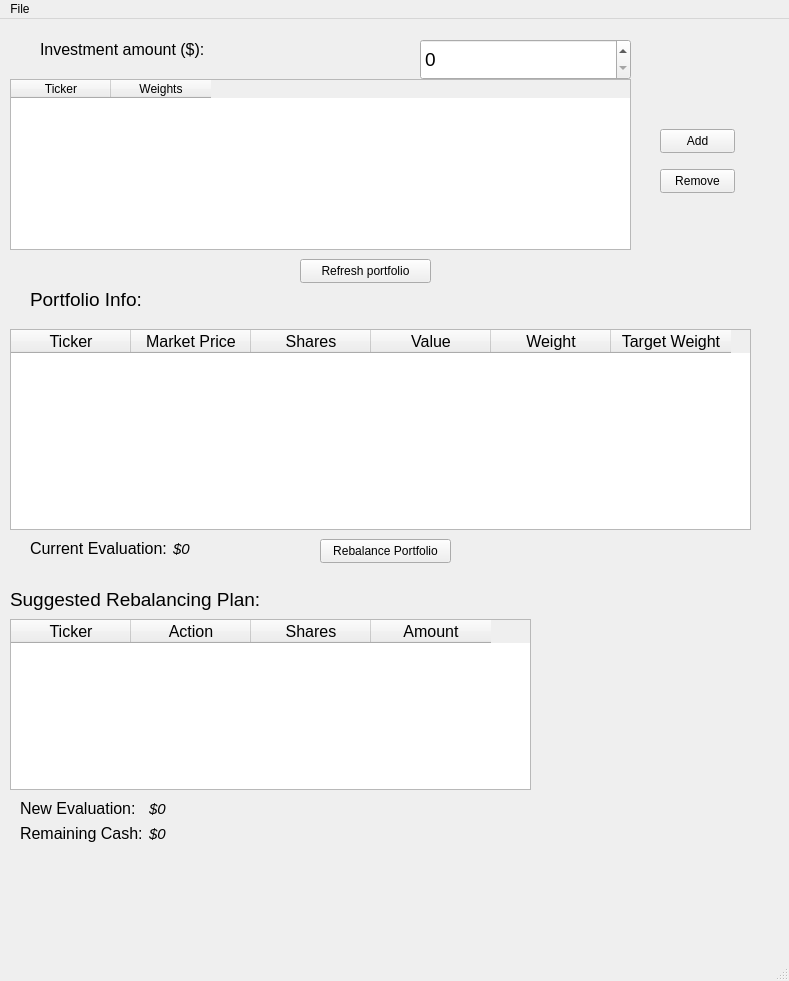
This is restonks/ui/main.ui in konmenel/restonks as Qt 5 draws it before an edit. The edited form follows.
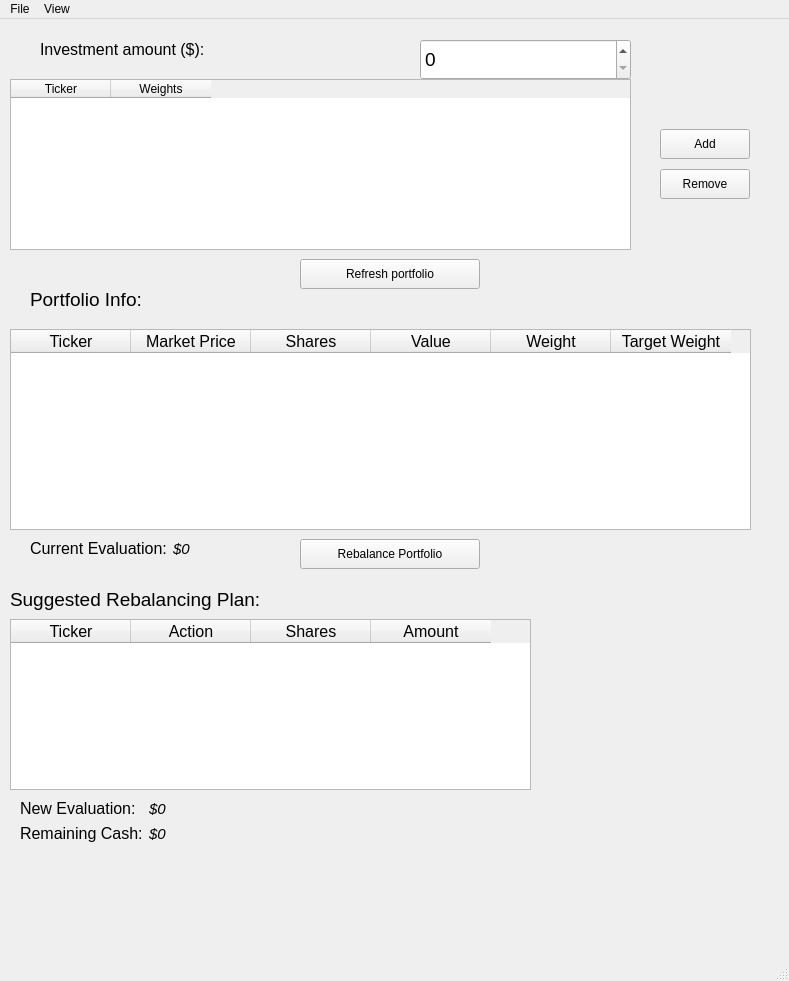
This is the edited form.

```diff
--- a/restonks/ui/main.ui
+++ b/restonks/ui/main.ui
@@ -75,8 +75,8 @@
      <rect>
       <x>660</x>
       <y>110</y>
-      <width>75</width>
-      <height>24</height>
+      <width>90</width>
+      <height>30</height>
      </rect>
     </property>
     <property name="text">
@@ -88,8 +88,8 @@
      <rect>
       <x>660</x>
       <y>150</y>
-      <width>75</width>
-      <height>24</height>
+      <width>90</width>
+      <height>30</height>
      </rect>
     </property>
     <property name="text">
@@ -278,10 +278,10 @@
    <widget class="QPushButton" name="rebalanceButton">
     <property name="geometry">
      <rect>
-      <x>320</x>
+      <x>300</x>
       <y>520</y>
-      <width>131</width>
-      <height>24</height>
+      <width>180</width>
+      <height>30</height>
      </rect>
     </property>
     <property name="text">
@@ -329,8 +329,8 @@
      <rect>
       <x>300</x>
       <y>240</y>
-      <width>131</width>
-      <height>24</height>
+      <width>180</width>
+      <height>30</height>
      </rect>
     </property>
     <property name="text">
@@ -443,7 +443,7 @@
      <x>0</x>
      <y>0</y>
      <width>789</width>
-     <height>33</height>
+     <height>24</height>
     </rect>
    </property>
    <widget class="QMenu" name="menuFile">
@@ -454,7 +454,14 @@
     <addaction name="actionExportWeights"/>
     <addaction name="actionImportAPIKey"/>
    </widget>
+   <widget class="QMenu" name="menuView">
+    <property name="title">
+     <string>View</string>
+    </property>
+    <addaction name="actionChangeTheme"/>
+   </widget>
    <addaction name="menuFile"/>
+   <addaction name="menuView"/>
   </widget>
   <widget class="QStatusBar" name="statusbar"/>
   <action name="actionImportWeights">
```
Left out of the diff: 5 changed lines with no effect on the pictures.
